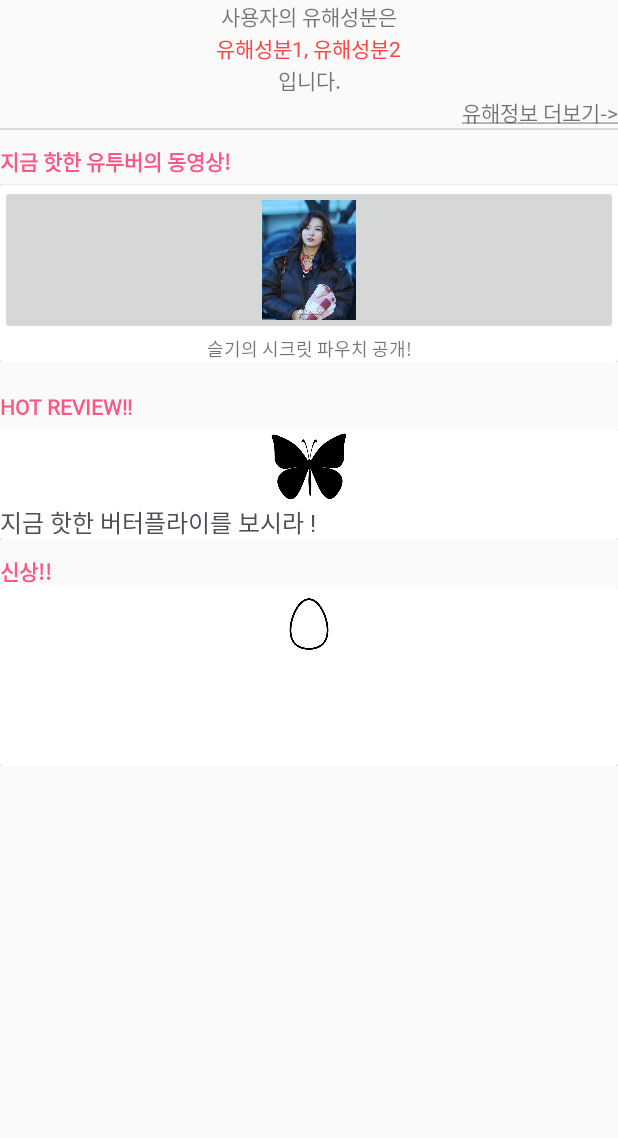
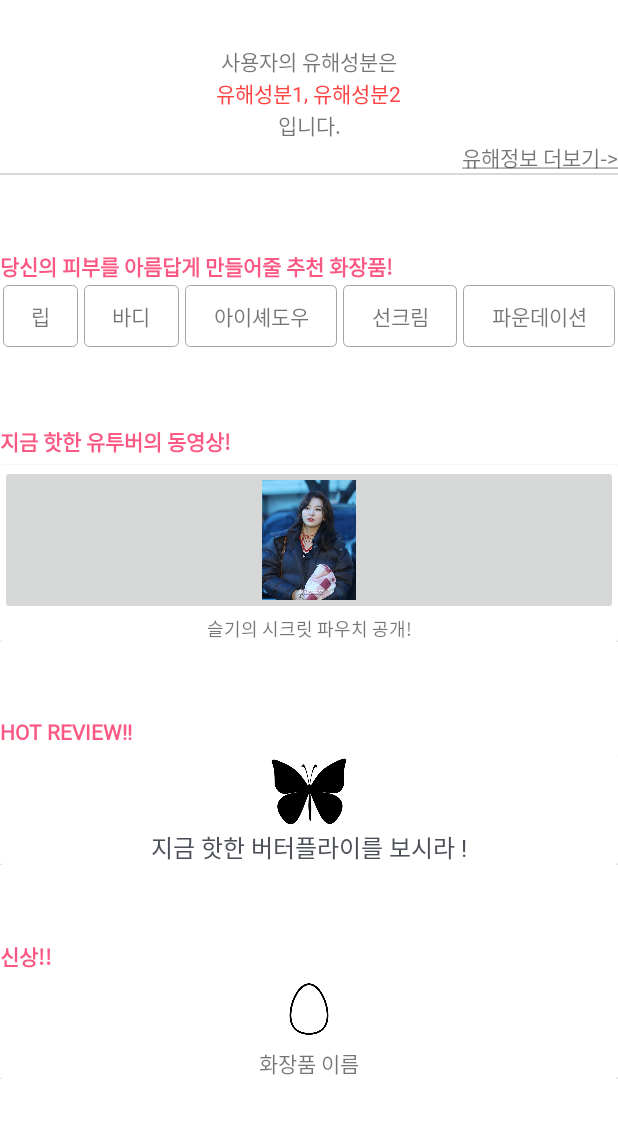
Before and after one commit to dokdokorea/CoAlert_Front, an Android app: the layout fragment_home.xml on its own in the app's theme, with its tools: preview values and no code run, on a phone screen of 412 x 824 dp, the part 75-1213 px from its top. Run offline under Robolectric (Android 15) with nearby library versions, the phone set to English and light mode, and no system bars.

Commit message:
A trouble in the fragment_home

```diff
--- /dev/null
+++ b/app/src/main/res/drawable/divide_line.xml
@@ -0,0 +1,19 @@
+<?xml version="1.0" encoding="utf-8"?>
+<selector xmlns:android="http://schemas.android.com/apk/res/android">
+
+    <item android:state_pressed="false">
+        <shape android:shape="rectangle">
+            <corners android:radius="3dp"/>
+            <padding android:top="5dp" android:right="5dp" android:left="5dp" android:bottom="5dp"/>
+            <solid android:color="@color/whiteBackground"/>
+            <stroke android:width="0.5dp" android:color="#A4A4A4"/>
+        </shape>
+    </item>
+    <item android:state_pressed="true">
+        <shape android:shape="rectangle">
+            <corners android:radius="30dp"/>
+            <solid android:color="#f2f2f2"/>
+            <stroke android:width="1.5dp" android:color="#424242"/>
+        </shape>
+    </item>
+</selector>
--- a/app/src/main/res/layout/activity_main.xml
+++ b/app/src/main/res/layout/activity_main.xml
@@ -8,12 +8,14 @@
     <FrameLayout
         android:id="@+id/content_fragment_layout"
         android:layout_width="match_parent"
-        android:layout_height="match_parent" />
+        android:layout_height="match_parent"
+        />
 
     <com.aurelhubert.ahbottomnavigation.AHBottomNavigation
         android:id="@+id/bottom_navigation"
         android:layout_width="match_parent"
         android:layout_height="wrap_content"
-        android:layout_gravity="bottom" />
+        android:layout_gravity="bottom"
+        />
 
 </android.support.design.widget.CoordinatorLayout>
--- a/app/src/main/res/layout/fragment_home.xml
+++ b/app/src/main/res/layout/fragment_home.xml
@@ -4,6 +4,7 @@
     xmlns:tools="http://schemas.android.com/tools"
     android:layout_width="match_parent"
     android:layout_height="match_parent"
+    android:background="@color/whiteBackground"
     android:orientation="vertical"
     tools:context=".Fragment.HomeFragment">
 
@@ -51,6 +52,10 @@
             android:layout_width="match_parent"
             android:layout_height="wrap_content"
             android:orientation="vertical">
+
+            <Space
+                android:layout_width="match_parent"
+                android:layout_height="30dp" />
 
             <LinearLayout
                 android:layout_width="match_parent"
@@ -118,11 +123,57 @@
                 android:layout_height="1.5dp"
                 android:background="@color/divideLine" />
 
+            <Space
+                android:layout_width="match_parent"
+                android:layout_height="50dp" />
+
             <TextView
                 style="@style/point_font"
                 android:layout_width="wrap_content"
                 android:layout_height="wrap_content"
-                android:layout_marginTop="10dp"
+                android:text="당신의 피부를 아름답게 만들어줄 추천 화장품!"
+                android:textStyle="bold" />
+
+            <TableLayout
+                android:layout_width="match_parent"
+                android:layout_height="wrap_content"
+                >
+
+                <TableRow
+                    android:layout_width="match_parent"
+                    android:layout_height="match_parent">
+
+                    <TextView
+                        style="@style/recommendation_product_list"
+                        android:text="립" />
+
+                    <TextView
+                        style="@style/recommendation_product_list"
+                        android:text="바디" />
+
+                    <TextView
+                        style="@style/recommendation_product_list"
+                        android:text="아이셰도우" />
+
+                    <TextView
+                        style="@style/recommendation_product_list"
+                        android:text="선크림" />
+
+                    <TextView
+                        style="@style/recommendation_product_list"
+                        android:text="파운데이션" />
+
+                </TableRow>
+            </TableLayout>
+
+            <Space
+                android:layout_width="match_parent"
+                android:layout_height="50dp" />
+
+            <TextView
+                style="@style/point_font"
+                android:layout_width="wrap_content"
+                android:layout_height="wrap_content"
                 android:text="@string/hot_youtuber" />
 
             <android.support.v4.widget.NestedScrollView
@@ -165,11 +216,14 @@
                 </LinearLayout>
             </android.support.v4.widget.NestedScrollView>
 
+            <Space
+                android:layout_width="match_parent"
+                android:layout_height="50dp" />
+
             <TextView
                 style="@style/point_font"
                 android:layout_width="wrap_content"
                 android:layout_height="wrap_content"
-                android:layout_marginTop="20dp"
                 android:text="HOT REVIEW!!" />
 
             <android.support.v4.widget.NestedScrollView
@@ -202,6 +256,7 @@
                                 style="@style/defaultFont"
                                 android:layout_width="wrap_content"
                                 android:layout_height="wrap_content"
+                                android:layout_gravity="center"
                                 android:text="지금 핫한 버터플라이를 보시라 !" />
                         </LinearLayout>
 
@@ -209,17 +264,21 @@
                 </LinearLayout>
             </android.support.v4.widget.NestedScrollView>
 
+            <Space
+                android:layout_width="match_parent"
+                android:layout_height="50dp" />
+
             <TextView
+                style="@style/point_font"
                 android:layout_width="match_parent"
                 android:layout_height="wrap_content"
-                android:text="신상!!"
-                style="@style/point_font"
-                android:layout_marginTop="10dp"/>
+                android:text="신상!!" />
 
             <android.support.v4.widget.NestedScrollView
                 android:layout_width="match_parent"
                 android:layout_height="wrap_content"
                 android:fillViewport="true">
+
                 <LinearLayout
                     android:layout_width="match_parent"
                     android:layout_height="match_parent"
@@ -228,35 +287,30 @@
                     <android.support.v7.widget.CardView
                         android:layout_width="wrap_content"
                         android:layout_height="wrap_content">
+
                         <LinearLayout
                             android:layout_width="wrap_content"
-                            android:layout_height="wrap_content">
+                            android:layout_height="wrap_content"
+                            android:orientation="vertical">
 
                             <ImageView
                                 android:layout_width="wrap_content"
                                 android:layout_height="50dp"
                                 android:maxHeight="50dp"
                                 android:scaleType="fitCenter"
-                                android:src="@drawable/egg"/>
+                                android:src="@drawable/egg" />
+
                             <TextView
                                 android:layout_width="match_parent"
                                 android:layout_height="wrap_content"
-                                android:text="화장품 이름"/>
+                                android:gravity="center"
+                                android:text="화장품 이름" />
                         </LinearLayout>
                     </android.support.v7.widget.CardView>
                 </LinearLayout>
             </android.support.v4.widget.NestedScrollView>
 
-            <Space
-                android:layout_width="match_parent"
-                android:layout_height="50dp" />
 
-            <TableLayout
-                android:layout_width="match_parent"
-                android:layout_height="wrap_content"
-                android:layout_margin="20dp">
-
-            </TableLayout>
         </LinearLayout>
     </ScrollView>
 </LinearLayout>
--- a/app/src/main/res/values/fragment_home_page.xml
+++ b/app/src/main/res/values/fragment_home_page.xml
@@ -15,4 +15,14 @@
         <item name="android:textColor">#FA5882</item>
         <item name="android:textStyle">bold</item>
     </style>
+    <style name="recommendation_product_list">
+        <item name="android:padding">10dp</item>
+        <item name="android:layout_width">wrap_content</item>
+        <item name="android:layout_height">wrap_content</item>
+        <item name="android:layout_weight">1</item>
+        <item name="android:background">@drawable/divide_line</item>
+        <item name="android:gravity">center</item>
+        <item name="android:clickable">true</item>
+        <item name="android:layout_margin">2dp</item>
+    </style>
 </resources>
```
